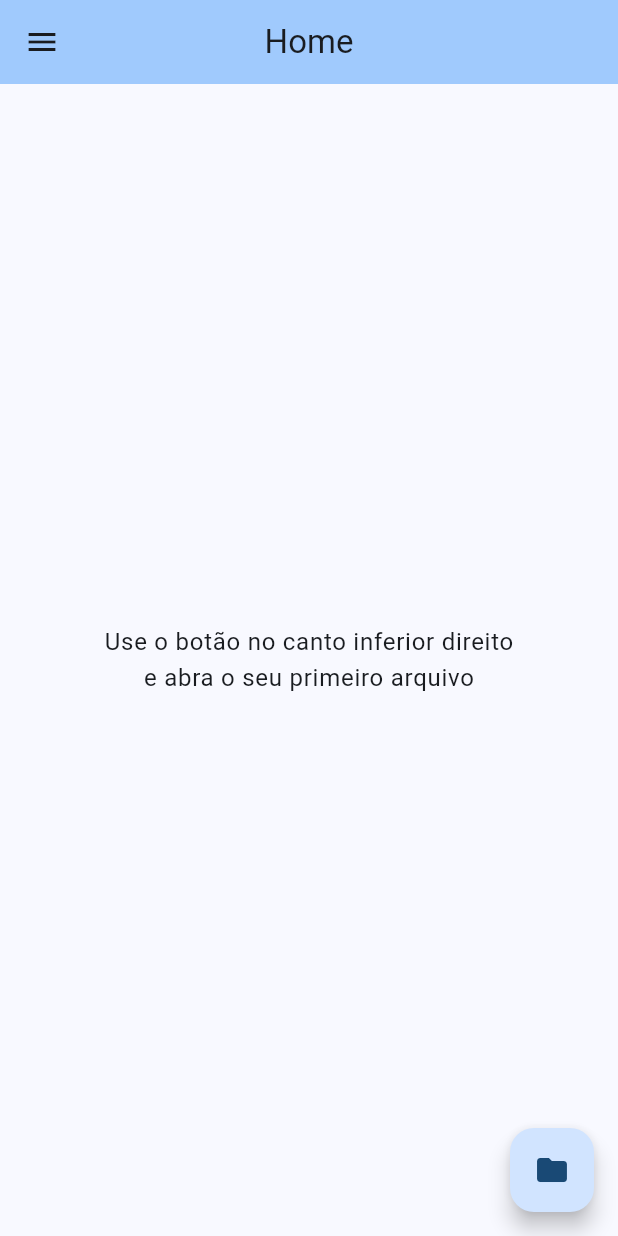
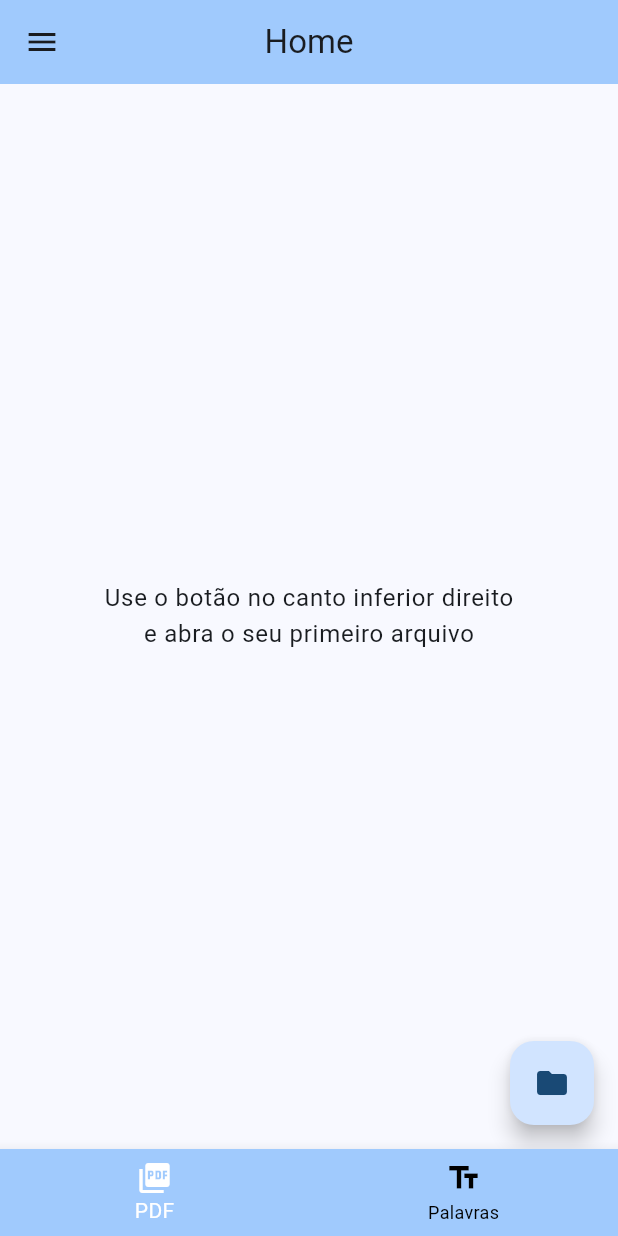
Before and after one commit to miqueiassggarcia/U-translator, a Flutter app: the screen it shows after launch, in the side drawer, after a tap on the "folder" icon, on a phone screen of 412 x 824 dp. Run offline on Flutter 3.47's test engine with Material 2 defaults, Android fonts, the phone set to English and light mode, and no system bars; our stand-ins replace file_picker; missing offline and left inert: flutter_pdfview, invert_colors.

Commit message:
Criando menu inferior

```diff
--- /dev/null
+++ b/lib/builders/build_floating_file_button.dart
@@ -0,0 +1,25 @@
+import 'package:file_picker/file_picker.dart';
+import 'package:flutter/material.dart';
+import 'package:utranslator/controllers/home_page_body_controller.dart';
+
+class FloatingFileButton extends StatelessWidget {
+  const FloatingFileButton({super.key});
+
+  @override
+  Widget build(BuildContext context) {
+    return FloatingActionButton(
+      onPressed: () async {
+        final result = await FilePicker.platform.pickFiles(
+          type: FileType.custom,
+          allowedExtensions: ['pdf'],
+        );
+        if (result != null) {
+          var pdfFile = result.files.single.path;
+          HomePageBodyController().changeBody(1, pdfFile);
+        }
+      },
+      tooltip: 'open file',
+      child: const Icon(Icons.folder),
+    );
+  }
+}
--- /dev/null
+++ b/lib/builders/build_inicial_home_text.dart
@@ -0,0 +1,24 @@
+import 'package:flutter/material.dart';
+
+class HomePageInitialText extends StatelessWidget {
+  const HomePageInitialText({super.key});
+
+  @override
+  Widget build(BuildContext context) {
+    return Center(
+      child: Column(
+        mainAxisAlignment: MainAxisAlignment.center,
+        children: <Widget>[
+          Text(
+            'Use o botão no canto inferior direito',
+            style: Theme.of(context).textTheme.bodyLarge,
+          ),
+          Text(
+            'e abra o seu primeiro arquivo',
+            style: Theme.of(context).textTheme.bodyLarge,
+          ),
+        ],
+      ),
+    );
+  }
+}
--- a/lib/builders/build_menu_items.dart
+++ b/lib/builders/build_menu_items.dart
@@ -1,8 +1,7 @@
 import 'package:flutter/material.dart';
 import 'package:utranslator/pages/about_page.dart';
 import 'package:utranslator/pages/configuration_page.dart';
-import 'package:utranslator/pages/home_page.dart';
-import 'package:utranslator/pages/phrase_page.dart';
+import 'package:utranslator/pages/initial_page.dart';
 
 Widget buildMenuItems(BuildContext context) => Container(
       padding: const EdgeInsets.all(24),
@@ -13,17 +12,7 @@ Widget buildMenuItems(BuildContext context) => Container(
             leading: const Icon(Icons.home_outlined),
             title: const Text('Home'),
             onTap: () => Navigator.of(context).pushReplacement(
-                MaterialPageRoute(builder: (context) => const HomePage())),
-          ),
-          ListTile(
-            leading: const Icon(Icons.text_fields),
-            title: const Text('Frases'),
-            onTap: () {
-              Navigator.pop(context);
-
-              Navigator.of(context).push(
-                  MaterialPageRoute(builder: (context) => const PhrasePage()));
-            },
+                MaterialPageRoute(builder: (context) => const InitialPage())),
           ),
           ListTile(
             leading: const Icon(Icons.workspace_premium),
--- /dev/null
+++ b/lib/controllers/home_page_body_controller.dart
@@ -0,0 +1,21 @@
+import 'package:flutter/material.dart';
+import 'package:utranslator/builders/build_inicial_home_text.dart';
+import 'package:utranslator/builders/build_pdf_viewer.dart';
+
+class HomePageBodyController extends ChangeNotifier {
+  static HomePageBodyController instance = HomePageBodyController();
+
+  bool buttonIsActive = true;
+  Widget bodyContent = const HomePageInitialText();
+
+  changeBody(int index, String? pdfPath) {
+    if (index == 0) {
+      bodyContent = const HomePageInitialText();
+      notifyListeners();
+    } else if (index == 1) {
+      bodyContent = PDFViewerBody(pdfPath: pdfPath);
+      buttonIsActive = false;
+      notifyListeners();
+    }
+  }
+}
--- a/lib/my_app.dart
+++ b/lib/my_app.dart
@@ -1,5 +1,5 @@
 import 'package:flutter/material.dart';
-import 'package:utranslator/pages/home_page.dart';
+import 'package:utranslator/pages/initial_page.dart';
 
 class MyApp extends StatelessWidget {
   const MyApp({super.key});
@@ -12,7 +12,7 @@ class MyApp extends StatelessWidget {
         colorScheme: ColorScheme.fromSeed(seedColor: Colors.blue),
         useMaterial3: true,
       ),
-      home: const HomePage(),
+      home: const InitialPage(),
     );
   }
 }
--- a/lib/pages/home_page.dart
+++ /dev/null
@@ -1,78 +0,0 @@
-import 'dart:io';
-
-import 'package:flutter/material.dart';
-import 'package:flutter_pdfview/flutter_pdfview.dart';
-import 'package:file_picker/file_picker.dart';
-import 'package:open_file/open_file.dart';
-import 'package:path/path.dart';
-import 'package:utranslator/navigation/navigation.dart';
-
-class HomePage extends StatefulWidget {
-  const HomePage({super.key});
-
-  @override
-  State<HomePage> createState() => _HomePageState();
-}
-
-class _HomePageState extends State<HomePage> {
-  @override
-  Widget build(BuildContext context) {
-    return Scaffold(
-        appBar: AppBar(
-          backgroundColor: Theme.of(context).colorScheme.inversePrimary,
-          title: const Text('Home'),
-          centerTitle: true,
-        ),
-        drawer: const Navigation(),
-        body: Center(
-          child: Column(
-            mainAxisAlignment: MainAxisAlignment.center,
-            children: <Widget>[
-              Text(
-                'Use o botão no canto inferior direito',
-                style: Theme.of(context).textTheme.bodyLarge,
-              ),
-              Text(
-                'e abra o seu primeiro arquivo',
-                style: Theme.of(context).textTheme.bodyLarge,
-              ),
-            ],
-          ),
-        ),
-        floatingActionButton: FloatingActionButton(
-          onPressed: () async {
-            final result = await FilePicker.platform.pickFiles(
-              type: FileType.custom,
-              allowedExtensions: ['pdf'],
-            );
-            if (result != null){
-              var pdf_file = result.files.single.path;
-              Navigator.of(context).push(
-                MaterialPageRoute(
-                  builder: (context) => PDFViewerPage(pdfPath: pdf_file),
-                ),
-              );
-            }
-          },
-          tooltip: 'open file',
-          child: const Icon(Icons.folder),
-        ));
-  }
-}
-class PDFViewerPage extends StatelessWidget {
-  final String? pdfPath;
-
-  PDFViewerPage({Key? key, this.pdfPath}) : super(key: key);
-
-  @override
-  Widget build(BuildContext context) {
-    return Scaffold(
-      appBar: AppBar(
-        title: Text('Visualizador de PDF'),
-      ),
-      body: PDFView(
-        filePath: pdfPath,
-      ),
-    );
-  }
-}
--- /dev/null
+++ b/lib/pages/home_page_body.dart
@@ -0,0 +1,31 @@
+import 'dart:math';
+
+import 'package:flutter/material.dart';
+import 'package:utranslator/builders/build_floating_file_button.dart';
+import 'package:utranslator/controllers/home_page_body_controller.dart';
+
+class HomePage extends StatefulWidget {
+  const HomePage({super.key});
+
+  @override
+  State<HomePage> createState() => _HomePageState();
+}
+
+class _HomePageState extends State<HomePage> {
+  String? pdfPath;
+  int myIndex = 0;
+  final animation = Tween(begin: 0, end: 2 * pi).animate(kAlwaysCompleteAnimation);
+
+  @override
+  Widget build(BuildContext context) =>
+      AnimatedBuilder(
+        animation: animation,
+        builder: (context, child) {
+        return Scaffold(
+          body: HomePageBodyController().bodyContent,
+          floatingActionButton: HomePageBodyController().buttonIsActive
+              ? const FloatingFileButton()
+              : null,
+        );
+      });
+}
--- /dev/null
+++ b/lib/pages/initial_page.dart
@@ -0,0 +1,59 @@
+import 'package:flutter/material.dart';
+import 'package:utranslator/navigation/navigation.dart';
+import 'package:utranslator/pages/home_page_body.dart';
+import 'package:utranslator/pages/phrase_page_body.dart';
+
+class InitialPage extends StatefulWidget {
+  const InitialPage({super.key});
+
+  @override
+  State<InitialPage> createState() => _InitialPageState();
+}
+
+class _InitialPageState extends State<InitialPage> {
+  final pageViewController = PageController();
+
+  @override
+  void dispose() {
+    super.dispose();
+    pageViewController.dispose();
+  }
+
+  @override
+  Widget build(BuildContext context) {
+    return Scaffold(
+      appBar: AppBar(
+        backgroundColor: Theme.of(context).colorScheme.inversePrimary,
+        title: const Text('Home'),
+        centerTitle: true,
+      ),
+      drawer: const Navigation(),
+      bottomNavigationBar: AnimatedBuilder(
+          animation: pageViewController,
+          builder: (context, snapshot) {
+            return BottomNavigationBar(
+                currentIndex: pageViewController.page?.round() ?? 0,
+                onTap: (index) {
+                  pageViewController.jumpToPage(index);
+                },
+                backgroundColor: Theme.of(context).colorScheme.inversePrimary,
+                fixedColor: Colors.white,
+                unselectedItemColor: Colors.black,
+                items: const [
+                  BottomNavigationBarItem(
+                    icon: Icon(Icons.picture_as_pdf),
+                    label: 'PDF',
+                  ),
+                  BottomNavigationBarItem(
+                    icon: Icon(Icons.text_fields),
+                    label: 'Palavras',
+                  ),
+                ]);
+          }),
+      body: PageView(
+        controller: pageViewController,
+        children: const [HomePage(), PhrasePageBody()],
+      ),
+    );
+  }
+}
--- a/pubspec.yaml
+++ b/pubspec.yaml
@@ -42,6 +42,7 @@ dependencies:
   path: ^1.8.3
   path_provider: ^2.1.1
   open_file: ^3.3.2
+  invert_colors: ^0.0.4
 
 dev_dependencies:
   flutter_test:
```
Also changed, not shown: lib/builders/build_pdf_viewer.dart (added, +17 -0 lines), lib/pages/phrase_page.dart (deleted, +0 -16 lines), lib/pages/phrase_page_body.dart (added, +24 -0 lines), pubspec.lock.
